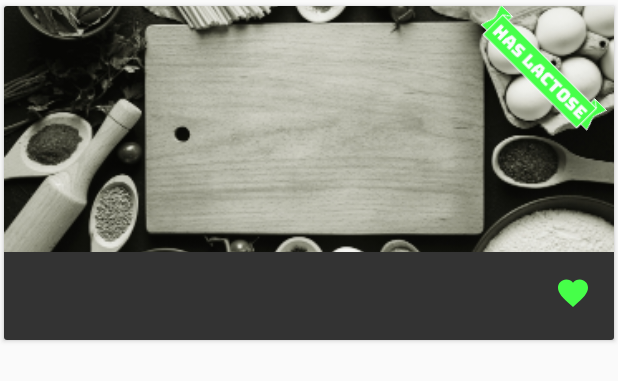
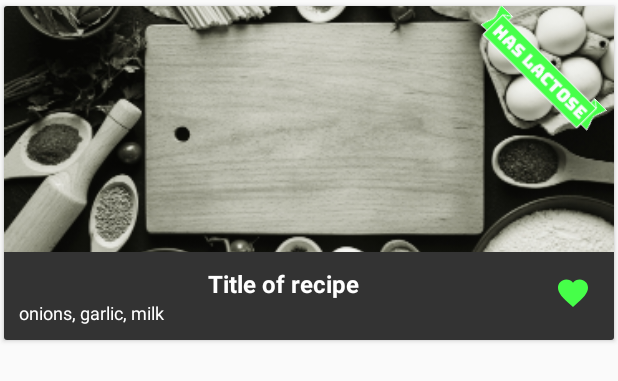
Before and after one commit to siayerestaba/myrecipespuppy, an Android app: the layout recipe_item.xml on its own in the app's theme, with its tools: preview values and no code run, on a phone screen of 412 x 824 dp. Shown: the top 381 px of the screen. Run offline under Robolectric (Android 15) with nearby library versions, the phone set to English and light mode, and no system bars.

Commit message:
Refactor: generic styles

```diff
--- a/app/src/main/res/layout/activity_recipe_detail.xml
+++ b/app/src/main/res/layout/activity_recipe_detail.xml
@@ -21,7 +21,7 @@
 
     <TextView
             android:id="@+id/detail_texterror"
-            style="@style/errorMessage"
+            style="@style/h1"
             android:layout_width="wrap_content"
             android:layout_height="wrap_content"
             android:text="@string/emptyList"
--- a/app/src/main/res/layout/recipe_item.xml
+++ b/app/src/main/res/layout/recipe_item.xml
@@ -1,6 +1,7 @@
 <?xml version="1.0" encoding="utf-8"?>
 <androidx.cardview.widget.CardView xmlns:android="http://schemas.android.com/apk/res/android"
                                     xmlns:app="http://schemas.android.com/apk/res-auto"
+                                   xmlns:tools="http://schemas.android.com/tools"
                                     android:layout_width="match_parent"
                                     android:layout_height="wrap_content"
                                     app:cardUseCompatPadding="true"
@@ -29,7 +30,8 @@
                     android:layout_width="match_parent"
                     android:layout_height="wrap_content"
                     android:layout_toStartOf="@id/recipe_addfavorite"
-                    style="@style/recipe_name"/>
+                    tools:text="Title of recipe"
+                    style="@style/title"/>
 
             <ImageView
                     android:id="@+id/recipe_addfavorite"
@@ -44,8 +46,9 @@
                     android:id="@+id/recipe_ingredients"
                     android:layout_width="match_parent"
                     android:layout_height="wrap_content"
+                    tools:text="onions, garlic, milk"
                     android:layout_below="@+id/recipe_name"
-                    style="@style/recipe_ingredients"/>
+                    style="@style/subtitle"/>
         </RelativeLayout>
 
         <ImageView
--- a/app/src/main/res/layout/recycler_withprogressbar_andtext.xml
+++ b/app/src/main/res/layout/recycler_withprogressbar_andtext.xml
@@ -16,7 +16,7 @@
             android:layout_centerInParent="true"/>
 
     <TextView
-            style="@style/errorMessage"
+            style="@style/h1"
             android:id="@+id/recipes_texterror"
             android:layout_width="wrap_content"
             android:layout_height="wrap_content"
--- a/app/src/main/res/values/styles.xml
+++ b/app/src/main/res/values/styles.xml
@@ -14,21 +14,21 @@
     <style name="RecipePuppyTheme.AppBarOverlay" parent="ThemeOverlay.AppCompat.Dark.ActionBar"/>
     <style name="RecipePuppyTheme.PopupOverlay" parent="ThemeOverlay.AppCompat.Light"/>
 
-    <style name="recipe_name">
+    <style name="title">
         <item name="android:textSize">@dimen/text_16sp</item>
         <item name="android:textColor">@color/white</item>
         <item name="android:textStyle">bold</item>
         <item name="android:textAlignment">center</item>
     </style>
 
-    <style name="recipe_ingredients">
+    <style name="subtitle">
         <item name="android:textSize">@dimen/text_12sp</item>
         <item name="android:textColor">@color/white</item>
         <item name="android:textStyle">normal</item>
         <item name="android:textAlignment">textStart</item>
     </style>
 
-    <style name="errorMessage">
+    <style name="h1">
         <item name="android:textSize">@dimen/text_30sp</item>
         <item name="android:textColor">@color/colorPrimaryDark</item>
         <item name="android:textStyle">bold</item>
```
